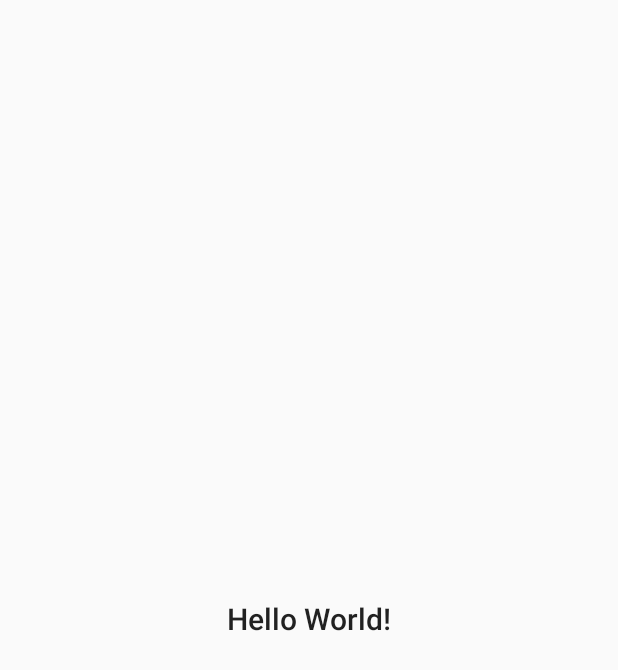
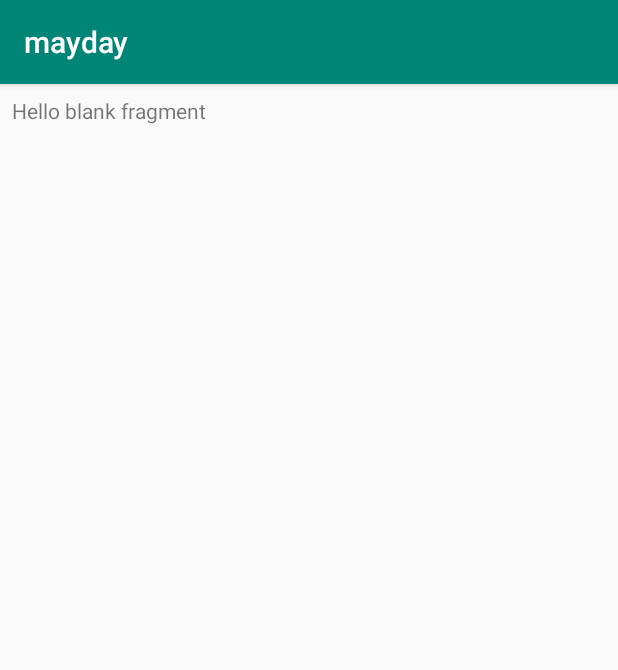
Before and after one commit to phorensic/mayday, an Android app: the screen it shows after launch (MainActivity), on a phone screen of 412 x 824 dp. Shown: the top 670 px of the screen. Run offline under Robolectric (Android 15) with nearby library versions, the phone set to English and light mode, and no system bars; libraries missing offline, so code that uses them is left out: jp.co.recruit_lifestyle; 3 statements that could not run were skipped.

Commit message:
WIP
Implementing https://github.com/recruit-lifestyle/FloatingView
ChatHeadService and FloatingViewControlFragment with supporting files

```diff
--- a/app/build.gradle
+++ b/app/build.gradle
@@ -25,6 +25,7 @@ dependencies {
     implementation 'com.android.support:appcompat-v7:27.1.1'
     implementation 'com.android.support.constraint:constraint-layout:1.1.3'
     implementation 'com.github.recruit-lifestyle:FloatingView:2.4.2'
+    implementation 'com.android.support:support-v4:28.0.0'
     testImplementation 'junit:junit:4.12'
     androidTestImplementation 'com.android.support.test:runner:1.0.2'
     androidTestImplementation 'com.android.support.test.espresso:espresso-core:3.0.2'
--- a/app/src/main/java/com/phorensic/mayday/MainActivity.java
+++ b/app/src/main/java/com/phorensic/mayday/MainActivity.java
@@ -1,12 +1,12 @@
 package com.phorensic.mayday;
 
-import android.app.Activity;
 import android.app.NotificationChannel;
 import android.app.NotificationManager;
 import android.os.Bundle;
 import android.support.v4.app.FragmentTransaction;
+import android.support.v7.app.AppCompatActivity;
 
-public class MainActivity extends Activity {
+public class MainActivity extends AppCompatActivity {
 
     @Override
     protected void onCreate(Bundle savedInstanceState) {
--- a/app/src/main/res/layout/activity_main.xml
+++ b/app/src/main/res/layout/activity_main.xml
@@ -1,23 +1,10 @@
-<?xml version="1.0" encoding="utf-8"?>
-<android.support.constraint.ConstraintLayout xmlns:android="http://schemas.android.com/apk/res/android"
-    xmlns:app="http://schemas.android.com/apk/res-auto"
-    xmlns:tools="http://schemas.android.com/tools"
+<RelativeLayout xmlns:android="http://schemas.android.com/apk/res/android"
+    android:id="@+id/container"
     android:layout_width="match_parent"
     android:layout_height="match_parent"
-    tools:context=".MainActivity">
+    android:paddingLeft="@dimen/activity_horizontal_margin"
+    android:paddingRight="@dimen/activity_horizontal_margin"
+    android:paddingTop="@dimen/activity_vertical_margin"
+    android:paddingBottom="@dimen/activity_vertical_margin">
 
-    <TextView
-        android:id="@+id/textView"
-        android:layout_width="wrap_content"
-        android:layout_height="wrap_content"
-        android:layout_marginStart="167dp"
-        android:layout_marginTop="356dp"
-        android:layout_marginEnd="167dp"
-        android:layout_marginBottom="356dp"
-        android:text="Hello World!"
-        android:textAppearance="@android:style/TextAppearance.Material.Title"
-        app:layout_constraintBottom_toBottomOf="parent"
-        app:layout_constraintEnd_toEndOf="parent"
-        app:layout_constraintStart_toStartOf="parent"
-        app:layout_constraintTop_toTopOf="parent" />
-</android.support.constraint.ConstraintLayout>
+</RelativeLayout>
--- /dev/null
+++ b/app/src/main/res/layout/fragment_floating_view_control.xml
@@ -0,0 +1,14 @@
+<?xml version="1.0" encoding="utf-8"?>
+<FrameLayout xmlns:android="http://schemas.android.com/apk/res/android"
+    xmlns:tools="http://schemas.android.com/tools"
+    android:layout_width="match_parent"
+    android:layout_height="match_parent"
+    tools:context=".FloatingViewControlFragment">
+
+    <!-- TODO: Update blank fragment layout -->
+    <TextView
+        android:layout_width="match_parent"
+        android:layout_height="match_parent"
+        android:text="@string/hello_blank_fragment" />
+
+</FrameLayout>
--- a/app/src/main/res/values/strings.xml
+++ b/app/src/main/res/values/strings.xml
@@ -1,3 +1,14 @@
 <resources>
     <string name="app_name">mayday</string>
+    <string name="default_floatingview_channel_id">default_floatingview_channel</string>
+    <string name="default_floatingview_channel_name">Default Channel</string>
+
+    <!-- TODO: Remove or change this placeholder text -->
+    <string name="hello_blank_fragment">Hello blank fragment</string>
+    <string name="chathead_click_message">Click</string>
+    <string name="finish_deleted">FloatingView has been deleted</string>
+    <string name="deleted_soon">FloatingView will be deleted soon</string>
+    <string name="touch_finished_position">Current position (%d,%d)</string>
+    <string name="chathead_content_title">Chat: Active</string>
+    <string name="content_text">Running</string>
 </resources>
```
Also changed, not shown: app/src/main/AndroidManifest.xml (+7 -1 lines), app/src/main/java/com/phorensic/mayday/ChatHeadService.java (added, +117 -0 lines), app/src/main/java/com/phorensic/mayday/FloatingViewControlFragment.java (added, +169 -0 lines), app/src/main/res/layout/widget_chathead.xml (added, +7 -0 lines), app/src/main/res/drawable/baseline_airplanemode_inactive_black_36.png (added), app/src/main/res/drawable/ic_trash_action.png (added), app/src/main/res/drawable/ic_trash_fixed.png (added).
